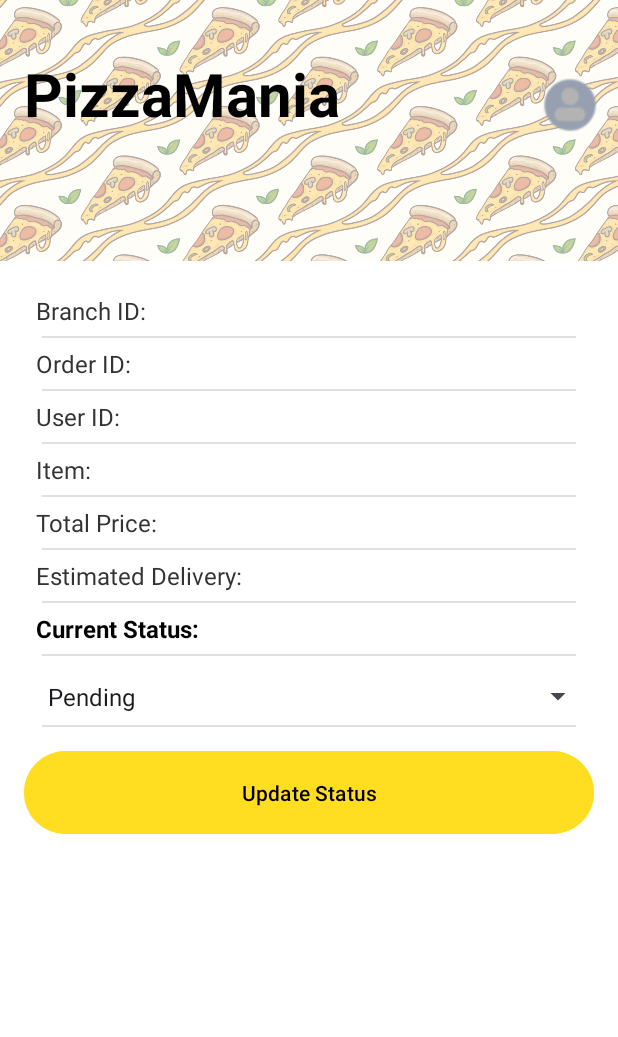
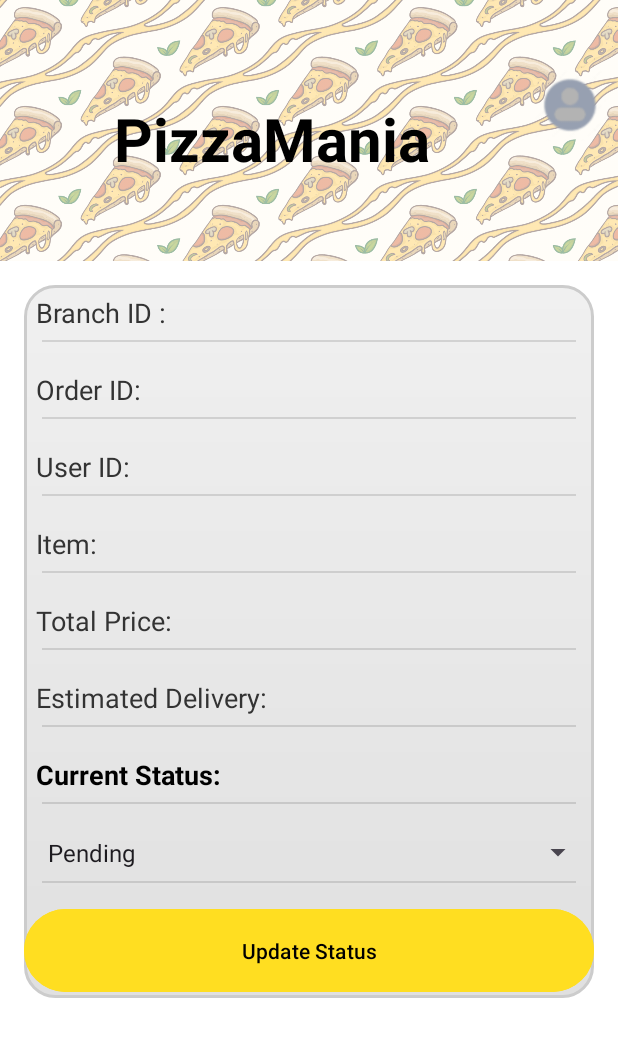
Before and after one commit to Mobile-Application-Development-NIBM/Pizza-Mania-App, an Android app: the EmployeeOrderActivity screen opened directly, with no data from a screen before it, on a phone screen of 412 x 824 dp. Shown: the top 1037 px of the screen. Run offline under Robolectric (Android 15) with nearby library versions, the phone set to English and light mode, and no system bars.

Commit message:
employee Home and Order4

```diff
--- a/app/src/main/res/layout/activity_employee_order.xml
+++ b/app/src/main/res/layout/activity_employee_order.xml
@@ -27,16 +27,20 @@
             android:gravity="center_vertical"
             android:orientation="horizontal"
             android:paddingStart="16dp"
-            android:paddingEnd="8dp">
+            android:paddingEnd="8dp"
+            >
 
             <TextView
-                android:layout_width="335dp"
+                android:layout_width="248dp"
                 android:layout_height="69dp"
                 android:layout_gravity="center"
+                android:layout_marginLeft="60dp"
+                android:layout_marginTop="30dp"
                 android:text="PizzaMania"
                 android:textColor="#000000"
                 android:textSize="40sp"
-                android:textStyle="bold" />
+                android:textStyle="bold"
+                />
 
             <Space
                 android:layout_width="0dp"
@@ -69,14 +73,15 @@
             android:orientation="vertical"
             android:divider="?android:attr/dividerHorizontal"
             android:showDividers="middle"
-            android:dividerPadding="12dp">
+            android:dividerPadding="12dp"
+            android:background="@drawable/glass_bg">
 
             <TextView
                 android:id="@+id/branchIdTxt"
                 android:layout_width="match_parent"
                 android:layout_height="wrap_content"
-                android:text="Branch ID: "
-                android:textSize="16sp"
+                android:text="Branch ID : "
+                android:textSize="18dp"
                 android:textColor="#333333"
                 android:paddingVertical="6dp"
                 android:paddingStart="8dp" />
@@ -86,61 +91,67 @@
                 android:layout_width="match_parent"
                 android:layout_height="wrap_content"
                 android:text="Order ID: "
-                android:textSize="16sp"
+                android:textSize="18dp"
                 android:textColor="#333333"
                 android:paddingVertical="6dp"
-                android:paddingStart="8dp" />
+                android:paddingStart="8dp"
+                android:layout_marginTop="20px"/>
 
             <TextView
                 android:id="@+id/userIdTxt"
                 android:layout_width="match_parent"
                 android:layout_height="wrap_content"
                 android:text="User ID: "
-                android:textSize="16sp"
+                android:textSize="18dp"
                 android:textColor="#333333"
                 android:paddingVertical="6dp"
-                android:paddingStart="8dp" />
+                android:paddingStart="8dp"
+                android:layout_marginTop="20px"/>
 
             <TextView
                 android:id="@+id/itemTxt"
                 android:layout_width="match_parent"
                 android:layout_height="wrap_content"
                 android:text="Item: "
-                android:textSize="16sp"
+                android:textSize="18dp"
                 android:textColor="#333333"
                 android:paddingVertical="6dp"
-                android:paddingStart="8dp" />
+                android:paddingStart="8dp"
+                android:layout_marginTop="20px"/>
 
             <TextView
                 android:id="@+id/totalPriceTxt"
                 android:layout_width="match_parent"
                 android:layout_height="wrap_content"
                 android:text="Total Price: "
-                android:textSize="16sp"
+                android:textSize="18dp"
                 android:textColor="#333333"
                 android:paddingVertical="6dp"
-                android:paddingStart="8dp" />
+                android:paddingStart="8dp"
+                android:layout_marginTop="20px"/>
 
             <TextView
                 android:id="@+id/deliveryTxt"
                 android:layout_width="match_parent"
                 android:layout_height="wrap_content"
                 android:text="Estimated Delivery: "
-                android:textSize="16sp"
+                android:textSize="18dp"
                 android:textColor="#333333"
                 android:paddingVertical="6dp"
-                android:paddingStart="8dp" />
+                android:paddingStart="8dp"
+                android:layout_marginTop="20px"/>
 
             <TextView
                 android:id="@+id/statusTxt"
                 android:layout_width="match_parent"
                 android:layout_height="wrap_content"
                 android:text="Current Status: "
-                android:textSize="16sp"
+                android:textSize="18dp"
                 android:textStyle="bold"
                 android:textColor="#000000"
                 android:paddingVertical="6dp"
-                android:paddingStart="8dp" />
+                android:paddingStart="8dp"
+                android:layout_marginTop="20px"/>
 
             <!-- Status dropdown -->
             <Spinner
@@ -149,18 +160,18 @@
                 android:layout_height="wrap_content"
                 android:entries="@array/status_array"
                 android:padding="8dp"
-                android:layout_marginTop="8dp" />
+                android:layout_marginTop="20px"/>
 
             <!-- Update button -->
             <Button
                 android:id="@+id/updateStatusBtn"
                 android:layout_width="match_parent"
                 android:layout_height="63dp"
-                android:layout_marginTop="12dp"
+                android:layout_marginTop="20px"
                 android:backgroundTint="#FFDE21"
                 android:paddingVertical="10dp"
                 android:text="Update Status"
-                android:textColor="@android:color/black" />
+                android:textColor="@android:color/black"/>
         </LinearLayout>
     </ScrollView>
 
```
Also changed, not shown: app/src/main/res/layout/activity_employee_home.xml (+15 -11 lines).
